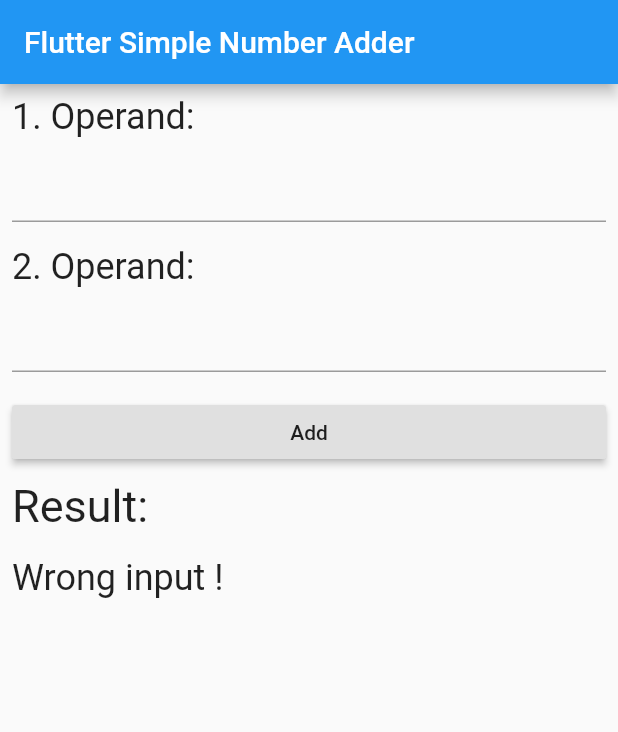
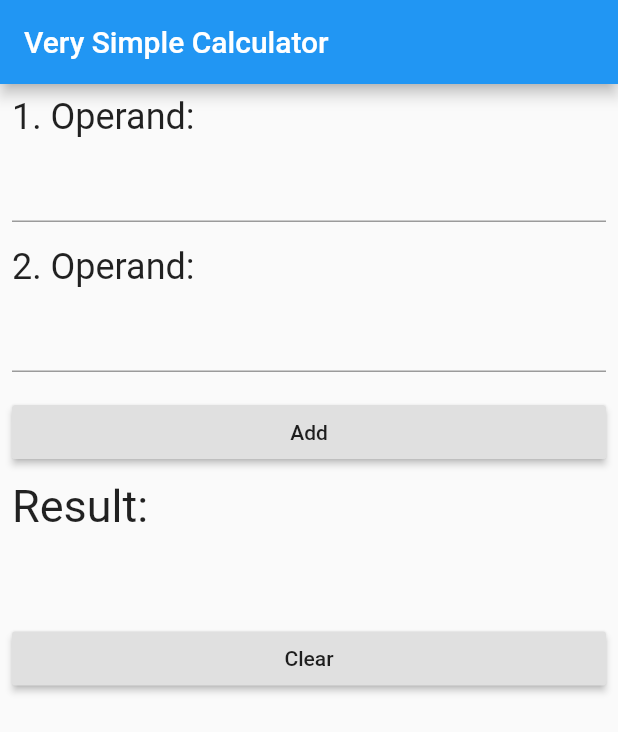
Before and after one commit to peloflutter/addierer, a Flutter app: the AddiererWidget screen opened directly, after a tap on "Add", on a phone screen of 412 x 824 dp. Shown: the top 732 px of the screen. Run offline on Flutter 3.47's test engine with Material 2 defaults, Android fonts, the phone set to English and light mode, and no system bars.

Commit message:
added clear button / minor changes

```diff
--- /dev/null
+++ b/lib/addierer_widget.dart
@@ -0,0 +1,144 @@
+import 'package:flutter/material.dart';
+
+class AddiererWidget extends StatefulWidget {
+  AddiererWidget({Key key, this.title}) : super(key: key);
+
+  final String title;
+
+  @override
+  _AddiererWidgetState createState() => _AddiererWidgetState();
+}
+
+class _AddiererWidgetState extends State<AddiererWidget> {
+  String _firstOpd;
+  String _secondOpd;
+  String _result;
+
+  TextEditingController _controller1;
+  TextEditingController _controller2;
+
+  @override
+  void initState() {
+    debugPrint('_AddiererWidgetState::initState');
+    super.initState();
+
+    _firstOpd = '';
+    _secondOpd = '';
+    _result = '';
+
+    _controller1 = TextEditingController();
+    _controller2 = TextEditingController();
+  }
+
+  void _add() {
+    debugPrint('_add: 1. Operand: $_firstOpd - 2. Operand: $_secondOpd');
+    setState(() {
+      _result = (double.parse(_firstOpd) + double.parse(_secondOpd)).toString();
+    });
+  }
+
+  void _clear() {
+    debugPrint('_clear');
+    setState(() {
+      _firstOpd = '';
+      _secondOpd = '';
+      _result = '';
+
+      _controller1.text = '';
+      _controller2.text = '';
+    });
+  }
+
+  @override
+  Widget build(BuildContext context) {
+    debugPrint('_AddiererWidgetState::build');
+    return Scaffold(
+      appBar: AppBar(
+        title: Text(widget.title),
+      ),
+      body: SingleChildScrollView(
+        child: Column(
+          mainAxisAlignment: MainAxisAlignment.start,
+          crossAxisAlignment: CrossAxisAlignment.stretch,
+          children: <Widget>[
+            Padding(
+              padding: const EdgeInsets.all(8.0),
+              child: Text(
+                '1. Operand:',
+                style: TextStyle(fontSize: 24),
+              ),
+            ),
+            Padding(
+              padding: const EdgeInsets.fromLTRB(8.0, 0.0, 8.0, 8.0),
+              child: TextField(
+                controller: _controller1,
+                style: TextStyle(fontSize: 20),
+                keyboardType: TextInputType.number,
+                onChanged: (String text) {
+                  _firstOpd = text;
+                },
+              ),
+            ),
+            Padding(
+              padding: const EdgeInsets.all(8.0),
+              child: Text(
+                '2. Operand:',
+                style: TextStyle(fontSize: 24),
+              ),
+            ),
+            Padding(
+              padding: const EdgeInsets.fromLTRB(8.0, 0.0, 8.0, 8.0),
+              child: TextField(
+                controller: _controller2,
+                style: TextStyle(fontSize: 20),
+                keyboardType: TextInputType.number,
+                onChanged: (String text) {
+                  _secondOpd = text;
+                },
+              ),
+            ),
+            Padding(
+              padding: const EdgeInsets.all(8.0),
+              child: RaisedButton(
+                child: Text('Add'),
+                onPressed: () {
+                  _add();
+                },
+              ),
+            ),
+            Padding(
+              padding: const EdgeInsets.fromLTRB(8.0, 0.0, 8.0, 8.0),
+              child: Text(
+                'Result:',
+                style: TextStyle(fontSize: 30),
+              ),
+            ),
+            Padding(
+              padding: const EdgeInsets.all(8.0),
+              child: Text(
+                _result.toString(),
+                style: TextStyle(fontSize: 24),
+              ),
+            ),
+            Padding(
+              padding: const EdgeInsets.all(8.0),
+              child: RaisedButton(
+                child: Text('Clear'),
+                onPressed: () {
+                  _clear();
+                },
+              ),
+            ),
+          ],
+        ),
+      ),
+    );
+  }
+
+  @override
+  void dispose() {
+    super.dispose();
+    _controller1.dispose();
+    _controller2.dispose();
+  }
+}
--- a/lib/main.dart
+++ b/lib/main.dart
@@ -1,3 +1,4 @@
+import 'package:addierer/addierer_widget.dart';
 import 'package:flutter/material.dart';
 
 void main() => runApp(MyApp());
@@ -11,125 +12,7 @@ class MyApp extends StatelessWidget {
       theme: ThemeData(
         primarySwatch: Colors.blue,
       ),
-      home: AddiererWidget(title: 'Flutter Simple Number Adder'),
+      home: AddiererWidget(title: 'Very Simple Calculator'),
     );
   }
 }
-
-class AddiererWidget extends StatefulWidget {
-  AddiererWidget({Key key, this.title}) : super(key: key);
-
-  final String title;
-
-  @override
-  _AddiererWidgetState createState() => _AddiererWidgetState();
-}
-
-class _AddiererWidgetState extends State<AddiererWidget> {
-  bool isNumeric(String str) {
-    try {
-      double.parse(str);
-    } catch (FormatException) {
-      return false;
-    }
-    return true;
-  }
-
-  String _firstOpd;
-  String _secondOpd;
-  String _result;
-
-  @override
-  void initState() {
-    debugPrint('_AddiererWidgetState::initState');
-    super.initState();
-
-    _firstOpd = '';
-    _secondOpd = '';
-    _result = '';
-  }
-
-  void _add() {
-    debugPrint('_add: 1. Operand: $_firstOpd - 2. Operand: $_secondOpd');
-
-    if (!isNumeric(_firstOpd) || !isNumeric(_secondOpd)) {
-      _result = 'Wrong input !';
-    } else {
-      _result = (double.parse(_firstOpd) + double.parse(_secondOpd)).toString();
-    }
-
-    setState(() {});
-  }
-
-  @override
-  Widget build(BuildContext context) {
-    debugPrint('_AddiererWidgetState::build');
-    return Scaffold(
-      appBar: AppBar(
-        title: Text(widget.title),
-      ),
-      body: Column(
-        mainAxisAlignment: MainAxisAlignment.start,
-        crossAxisAlignment: CrossAxisAlignment.stretch,
-        children: <Widget>[
-          Padding(
-            padding: const EdgeInsets.all(8.0),
-            child: Text(
-              '1. Operand:',
-              style: TextStyle(fontSize: 24),
-            ),
-          ),
-          Padding(
-            padding: const EdgeInsets.fromLTRB(8.0, 0.0, 8.0, 8.0),
-            child: TextField(
-
-              style: TextStyle(fontSize: 20),
-              onChanged: (String text) {
-                _firstOpd = text;
-              },
-            ),
-          ),
-          Padding(
-            padding: const EdgeInsets.all(8.0),
-            child: Text(
-              '2. Operand:',
-              style: TextStyle(fontSize: 24),
-            ),
-          ),
-          Padding(
-            padding: const EdgeInsets.fromLTRB(8.0, 0.0, 8.0, 8.0),
-            child: TextField(
-              style: TextStyle(fontSize: 20),
-              onChanged: (String text) {
-                _secondOpd = text;
-              },
-            ),
-          ),
-          Padding(
-            padding: const EdgeInsets.all(8.0),
-            child: RaisedButton(
-              child: Text('Add'),
-              onPressed: () {
-                _add();
-              },
-            ),
-          ),
-          Padding(
-            padding: const EdgeInsets.fromLTRB(8.0, 0.0, 8.0, 8.0),
-            child: Text(
-              'Result:',
-              style: TextStyle(fontSize: 30),
-            ),
-          ),
-          Padding(
-            padding: const EdgeInsets.all(8.0),
-            child: Text(
-              _result.toString(),
-              style: TextStyle(fontSize: 24),
-            ),
-          ),
-        ],
-      ),
-    );
-  }
-}
```
